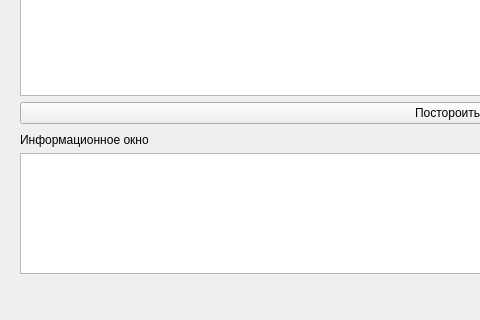
Before: the Qt Designer form mainwindow.ui in obrodiga/XmrReder, drawn with Qt 5; both pictures show x 0 to 480 and y 326 to 646 of the 968 by 646 pixel window.
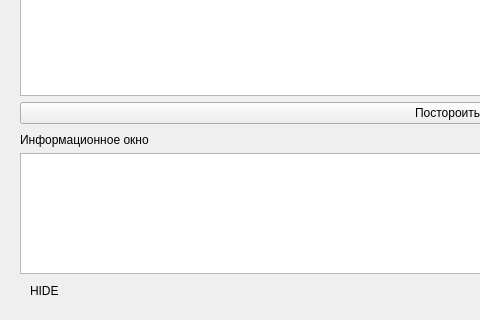
After: the same form once the commit is applied.

Patch:
```diff
--- a/mainwindow.ui
+++ b/mainwindow.ui
@@ -162,6 +162,19 @@
      </item>
     </layout>
    </widget>
+   <widget class="QLabel" name="templ">
+    <property name="geometry">
+     <rect>
+      <x>30</x>
+      <y>590</y>
+      <width>49</width>
+      <height>16</height>
+     </rect>
+    </property>
+    <property name="text">
+     <string>HIDE</string>
+    </property>
+   </widget>
   </widget>
   <widget class="QMenuBar" name="menubar">
    <property name="geometry">
```
